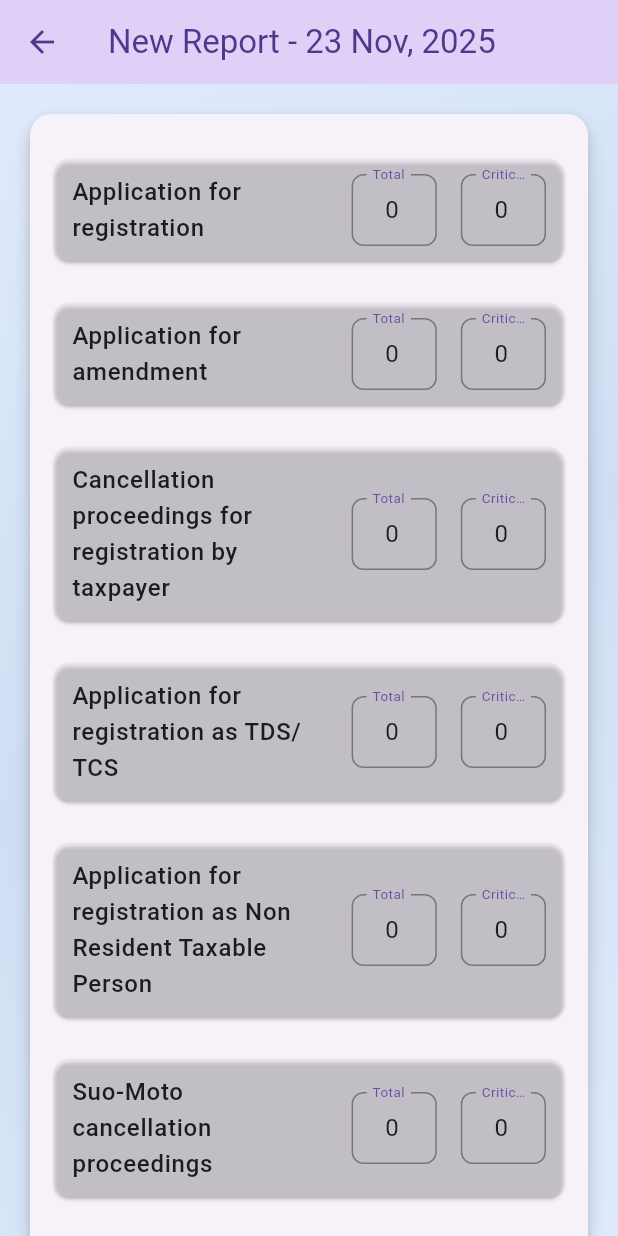
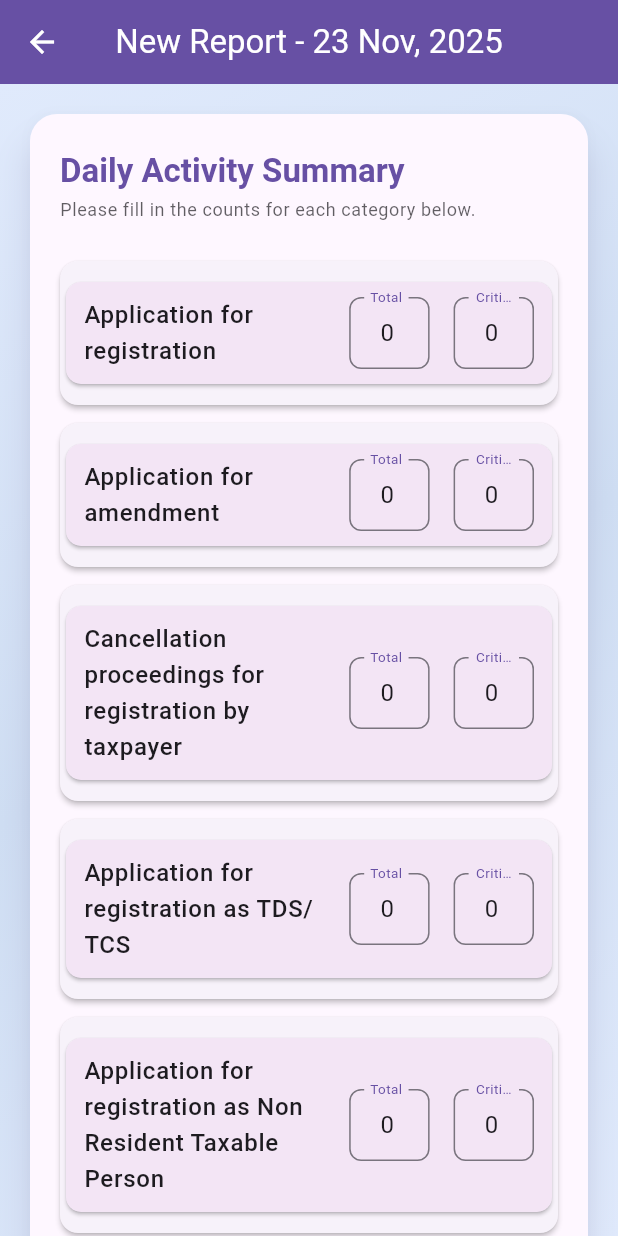
Before and after one commit to ABHINAVPRIYADARSHI/range_reports__flutter_app, a Flutter app: the DailyReportFormScreen screen opened by its route, on a phone screen of 412 x 824 dp. Run offline on Flutter 3.47's test engine with Material 3 defaults, Android fonts, the phone set to English and light mode, and no system bars; our stand-ins replace shared_preferences, supabase_flutter; missing offline and left inert: dart:html, dart:js_util; accounts and stored records are empty; network calls fail.

Commit message:
Range officer's dashboard & question form UI modified

```diff
--- a/lib/screens/reports/daily_report_form.dart
+++ b/lib/screens/reports/daily_report_form.dart
@@ -63,7 +63,6 @@ class _DailyReportFormScreenState extends State<DailyReportFormScreen> {
             _populateForm();
           });
         } else {
-          // Show error and go back if report data is missing
           WidgetsBinding.instance.addPostFrameCallback((_) {
             ScaffoldMessenger.of(context).showSnackBar(
               const SnackBar(
@@ -75,7 +74,6 @@ class _DailyReportFormScreenState extends State<DailyReportFormScreen> {
         }
       }
     } catch (e) {
-      // Handle any unexpected errors
       WidgetsBinding.instance.addPostFrameCallback((_) {
         ScaffoldMessenger.of(context).showSnackBar(
           const SnackBar(
@@ -177,7 +175,7 @@ class _DailyReportFormScreenState extends State<DailyReportFormScreen> {
             content: Text(
               'Report ${_mode == 'new' ? 'submitted' : 'updated'} successfully!',
             ),
-            backgroundColor: Colors.green, // Green snackbar on success
+            backgroundColor: Colors.green,
           ),
         );
         Navigator.of(context).pop();
@@ -196,11 +194,13 @@ class _DailyReportFormScreenState extends State<DailyReportFormScreen> {
     final gradientColors = themeProv.gradientColors;
 
     return Scaffold(
+      backgroundColor: gradientColors.first,
       appBar: AppBar(
         title: Text('${_mode == 'new' ? 'New' : 'Edit'} Report - $date'),
-        elevation: 4,
-        backgroundColor: theme.colorScheme.primaryContainer,
-        foregroundColor: theme.colorScheme.onPrimaryContainer,
+        elevation: 6,
+        backgroundColor: theme.colorScheme.primary,
+        foregroundColor: theme.colorScheme.onPrimary,
+        centerTitle: true,
       ),
       body: Container(
         decoration: BoxDecoration(
@@ -213,43 +213,80 @@ class _DailyReportFormScreenState extends State<DailyReportFormScreen> {
         child: LoaderOverlay(
           isLoading: reportProvider.isLoading,
           message: 'Saving Report...',
+          child: SafeArea(
             child: SingleChildScrollView(
               padding: const EdgeInsets.all(16.0),
               child: Card(
-              elevation: 5,
+                color: theme.colorScheme.surface,
+                elevation: 10,
+                shadowColor: theme.colorScheme.primary.withOpacity(0.3),
                 shape: RoundedRectangleBorder(
-                borderRadius: BorderRadius.circular(14),
+                  borderRadius: BorderRadius.circular(18),
                 ),
                 child: Padding(
-                padding: const EdgeInsets.all(16.0),
+                  padding: const EdgeInsets.fromLTRB(20, 24, 20, 20),
                   child: Form(
                     key: _formKey,
                     child: Column(
                       crossAxisAlignment: CrossAxisAlignment.stretch,
                       children: [
+                        Text(
+                          'Daily Activity Summary',
+                          style: theme.textTheme.titleLarge?.copyWith(
+                            fontWeight: FontWeight.bold,
+                            color: theme.colorScheme.primary,
+                          ),
+                        ),
+                        const SizedBox(height: 4),
+                        Text(
+                          'Please fill in the counts for each category below.',
+                          style: theme.textTheme.bodySmall?.copyWith(
+                            color:
+                                theme.colorScheme.onSurface.withOpacity(0.7),
+                          ),
+                        ),
+                        const SizedBox(height: 20),
                         ...List.generate(dailyReportQuestions.length, (index) {
-                        return Padding(
-                          padding: const EdgeInsets.symmetric(vertical: 8.0),
+                          return Card(
+                            margin: const EdgeInsets.symmetric(vertical: 6.0),
+                            elevation: 1.5,
+                            shape: RoundedRectangleBorder(
+                              borderRadius: BorderRadius.circular(12),
+                            ),
+                            child: Padding(
+                              padding: const EdgeInsets.symmetric(
+                                vertical: 8.0,
+                                horizontal: 4,
+                              ),
                               child: QuestionRow(
                                 question: dailyReportQuestions[index],
                                 totalController: _totalControllers[index],
                                 criticalController: _criticalControllers[index],
                               ),
+                            ),
                           );
                         }),
-                      const SizedBox(height: 30),
+                        const SizedBox(height: 24),
                         _buildTotalsFooter(theme),
-                      const SizedBox(height: 30),
-                      const Divider(),
+                        const SizedBox(height: 24),
+                        const Divider(height: 32),
                         Row(
                           mainAxisAlignment: MainAxisAlignment.end,
                           children: [
                             OutlinedButton(
                               onPressed: () => Navigator.of(context).pop(),
                               style: OutlinedButton.styleFrom(
+                                foregroundColor: theme.colorScheme.onSurface,
+                                side: BorderSide(
+                                  color:
+                                      theme.colorScheme.outline.withOpacity(0.6),
+                                ),
                                 padding: const EdgeInsets.symmetric(
                                   horizontal: 20,
                                   vertical: 12,
+                                ),
+                                shape: RoundedRectangleBorder(
+                                  borderRadius: BorderRadius.circular(10),
                                 ),
                               ),
                               child: const Text('Cancel'),
@@ -264,13 +301,16 @@ class _DailyReportFormScreenState extends State<DailyReportFormScreen> {
                                     : 'Update Report',
                               ),
                               style: ElevatedButton.styleFrom(
+                                backgroundColor: theme.colorScheme.primary,
+                                foregroundColor: theme.colorScheme.onPrimary,
                                 padding: const EdgeInsets.symmetric(
-                                horizontal: 24,
-                                vertical: 12,
+                                  horizontal: 26,
+                                  vertical: 13,
                                 ),
                                 shape: RoundedRectangleBorder(
-                                borderRadius: BorderRadius.circular(8),
+                                  borderRadius: BorderRadius.circular(12),
                                 ),
+                                elevation: 4,
                               ),
                             ),
                           ],
@@ -283,14 +323,17 @@ class _DailyReportFormScreenState extends State<DailyReportFormScreen> {
             ),
           ),
         ),
+      ),
     );
   }
 
   Widget _buildTotalsFooter(ThemeData theme) {
     return Card(
-      color: theme.colorScheme.surfaceContainerHighest,
-      elevation: 2,
-      shape: RoundedRectangleBorder(borderRadius: BorderRadius.circular(14)),
+      color: theme.colorScheme.secondaryContainer,
+      elevation: 3,
+      shape: RoundedRectangleBorder(
+        borderRadius: BorderRadius.circular(16),
+      ),
       child: Padding(
         padding: const EdgeInsets.all(18.0),
         child: Row(
@@ -305,19 +348,23 @@ class _DailyReportFormScreenState extends State<DailyReportFormScreen> {
   }
 
   Widget _totalCountColumn(String label, int count, ThemeData theme) {
+    final bool isCritical = label == 'Critical Count' && count > 0;
+
     return Column(
       children: [
         Text(
           label,
           style: theme.textTheme.titleSmall?.copyWith(
             fontWeight: FontWeight.w600,
+            color: isCritical ? theme.colorScheme.error : theme.colorScheme.onSurface,
           ),
         ),
         const SizedBox(height: 6),
         Text(
           '$count',
           style: theme.textTheme.headlineSmall?.copyWith(
-            color: theme.colorScheme.primary,
+            color: isCritical ? theme.colorScheme.error : theme.colorScheme.primary,
+            fontWeight: FontWeight.bold,
           ),
         ),
       ],
--- a/lib/screens/reports/question_row.dart
+++ b/lib/screens/reports/question_row.dart
@@ -21,10 +21,10 @@ class QuestionRow extends StatelessWidget {
     return Card(
       elevation: 1,
       margin: const EdgeInsets.symmetric(vertical: 6),
-      shape: RoundedRectangleBorder(
-        borderRadius: BorderRadius.circular(10),
-      ),
-      color: theme.colorScheme.surfaceContainerHighest.withOpacity(0.3),
+      shape: RoundedRectangleBorder(borderRadius: BorderRadius.circular(10)),
+      color: Theme.of(context).brightness == Brightness.dark
+            ? Colors.grey.shade900
+          : const Color(0xFFF3E5F5),
       child: Padding(
         padding: const EdgeInsets.symmetric(horizontal: 12.0, vertical: 10.0),
         child: Row(
@@ -74,10 +74,11 @@ class QuestionRow extends StatelessWidget {
       decoration: InputDecoration(
         labelText: labelText,
         isDense: true,
-        border: OutlineInputBorder(
-          borderRadius: BorderRadius.circular(8),
+        border: OutlineInputBorder(borderRadius: BorderRadius.circular(8)),
+        contentPadding: const EdgeInsets.symmetric(
+          horizontal: 10,
+          vertical: 12,
         ),
-        contentPadding: const EdgeInsets.symmetric(horizontal: 10, vertical: 12),
         labelStyle: theme.textTheme.bodySmall?.copyWith(
           color: theme.colorScheme.primary,
         ),
```
Lines whose indentation alone changed are shown as unchanged.
